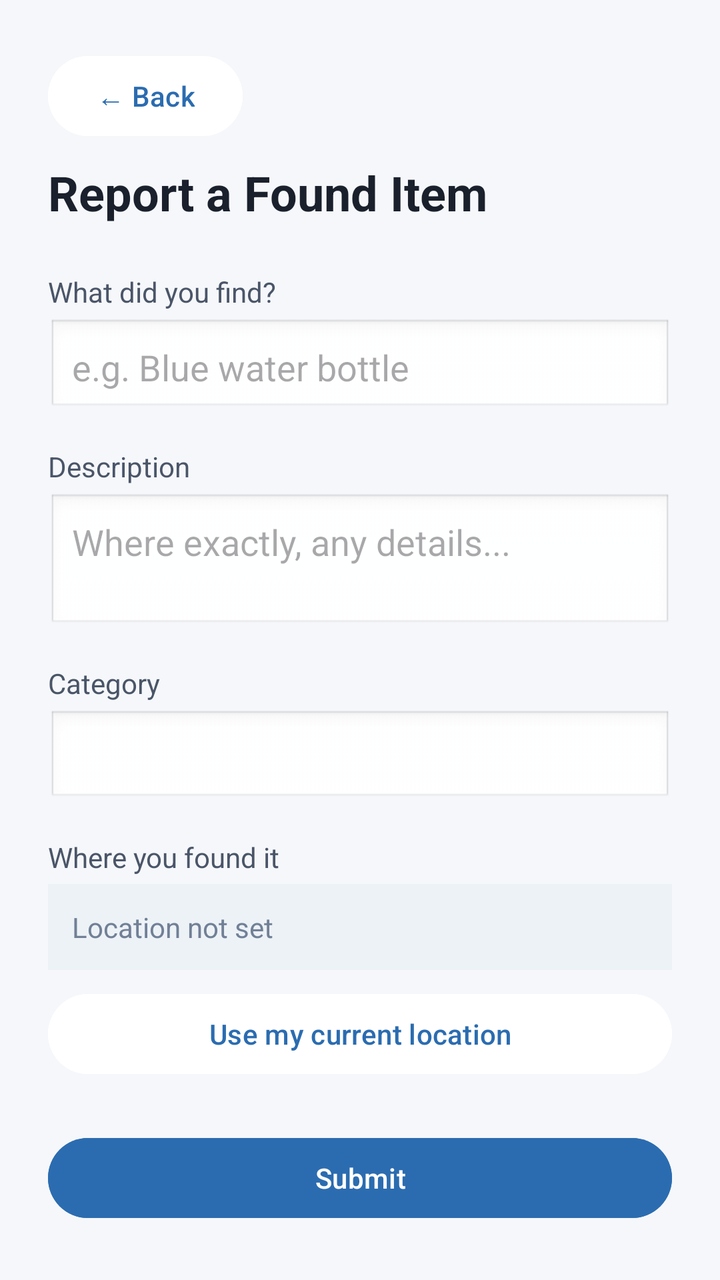
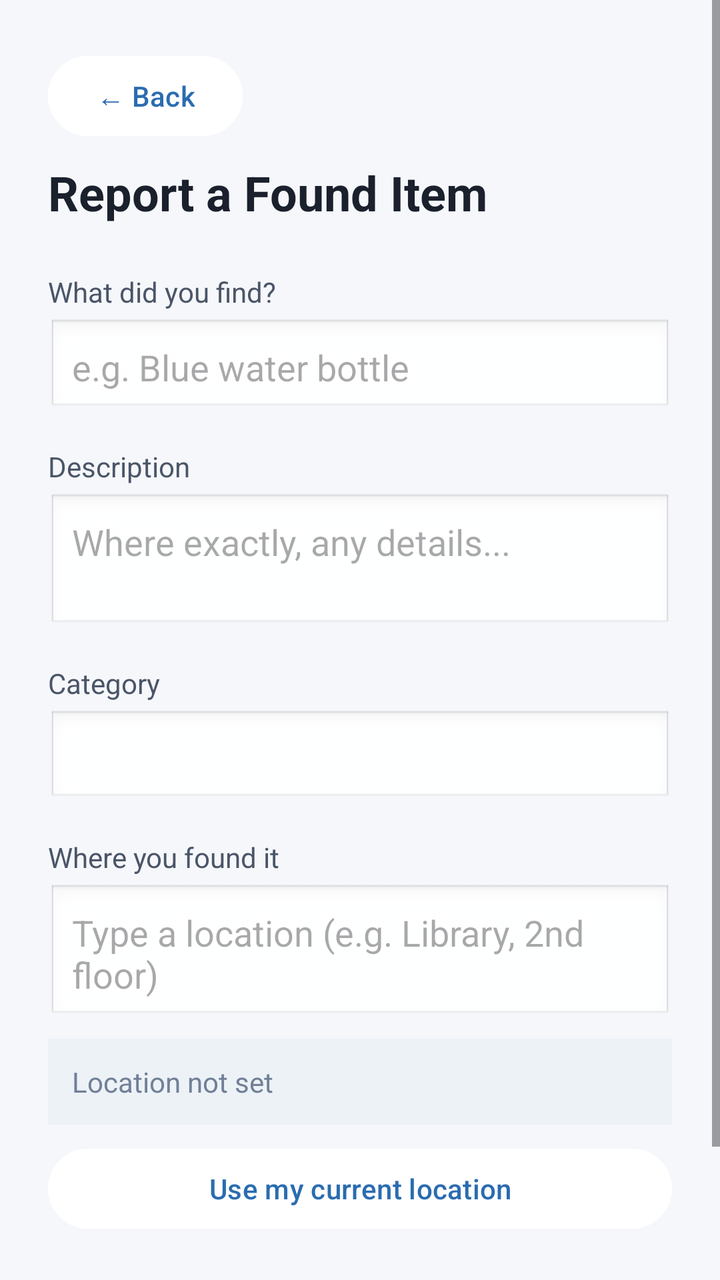

Before-and-after screenshots of an Android layout around one commit, followed by the original layout XML and the change that was made.
<!-- AndroidManifest.xml: application theme Theme.CampusLostAndFound -->
<!-- res/layout/activity_report.xml -->
<?xml version="1.0" encoding="utf-8"?>
<ScrollView xmlns:android="http://schemas.android.com/apk/res/android"
    android:layout_width="match_parent"
    android:layout_height="match_parent"
    android:background="#F5F7FA">

    <LinearLayout
        android:layout_width="match_parent"
        android:layout_height="wrap_content"
        android:orientation="vertical"
        android:padding="24dp">

        <Button
            android:id="@+id/backButton"
            android:layout_width="wrap_content"
            android:layout_height="wrap_content"
            android:text="← Back"
            android:textColor="#2B6CB0"
            android:backgroundTint="#FFFFFF"
            android:layout_marginBottom="8dp" />

        <TextView
            android:layout_width="wrap_content"
            android:layout_height="wrap_content"
            android:text="Report a Found Item"
            android:textSize="24sp"
            android:textStyle="bold"
            android:textColor="#1A202C"
            android:layout_marginBottom="24dp" />

        
        <TextView
            android:layout_width="wrap_content"
            android:layout_height="wrap_content"
            android:text="What did you find?"
            android:textColor="#4A5568"
            android:layout_marginBottom="4dp" />
        <EditText
            android:id="@+id/titleInput"
            android:layout_width="match_parent"
            android:layout_height="wrap_content"
            android:hint="e.g. Blue water bottle"
            android:background="@android:drawable/edit_text"
            android:padding="12dp"
            android:layout_marginBottom="16dp" />

        
        <TextView
            android:layout_width="wrap_content"
            android:layout_height="wrap_content"
            android:text="Description"
            android:textColor="#4A5568"
            android:layout_marginBottom="4dp" />
        <EditText
            android:id="@+id/descriptionInput"
            android:layout_width="match_parent"
            android:layout_height="wrap_content"
            android:hint="Where exactly, any details..."
            android:background="@android:drawable/edit_text"
            android:padding="12dp"
            android:minLines="2"
            android:gravity="top"
            android:layout_marginBottom="16dp" />

        
        <TextView
            android:layout_width="wrap_content"
            android:layout_height="wrap_content"
            android:text="Category"
            android:textColor="#4A5568"
            android:layout_marginBottom="4dp" />
        <Spinner
            android:id="@+id/categorySpinner"
            android:layout_width="match_parent"
            android:layout_height="wrap_content"
            android:background="@android:drawable/edit_text"
            android:layout_marginBottom="16dp" />

        
        <TextView
            android:layout_width="wrap_content"
            android:layout_height="wrap_content"
            android:text="Where you found it"
            android:textColor="#4A5568"
            android:layout_marginBottom="4dp" />
        <TextView
            android:id="@+id/locationText"
            android:layout_width="match_parent"
            android:layout_height="wrap_content"
            android:text="Location not set"
            android:textColor="#718096"
            android:padding="12dp"
            android:background="#EDF2F7"
            android:layout_marginBottom="8dp" />
        <Button
            android:id="@+id/getLocationButton"
            android:layout_width="match_parent"
            android:layout_height="wrap_content"
            android:text="Use my current location"
            android:textColor="#2B6CB0"
            android:backgroundTint="#FFFFFF"
            android:layout_marginBottom="24dp" />

        
        <Button
            android:id="@+id/submitButton"
            android:layout_width="match_parent"
            android:layout_height="wrap_content"
            android:text="Submit"
            android:textColor="#FFFFFF"
            android:backgroundTint="#2B6CB0" />

    </LinearLayout>
</ScrollView>
<!-- resources referenced by this layout -->
<resources>
  <style name="Theme.CampusLostAndFound" parent="Base.Theme.CampusLostAndFound" />
  <style name="Base.Theme.CampusLostAndFound" parent="Theme.Material3.DayNight.NoActionBar">
          
          
      </style>
</resources>

<!-- the commit's change to res/layout/activity_report.xml (unified diff, before → after) -->
@@ -2,7 +2,7 @@
 <ScrollView xmlns:android="http://schemas.android.com/apk/res/android"
     android:layout_width="match_parent"
     android:layout_height="match_parent"
-    android:background="#F5F7FA">
+    android:background="@color/background_grey">
 
     <LinearLayout
         android:layout_width="match_parent"
@@ -15,8 +15,8 @@
             android:layout_width="wrap_content"
             android:layout_height="wrap_content"
             android:text="← Back"
-            android:textColor="#2B6CB0"
-            android:backgroundTint="#FFFFFF"
+            android:textColor="@color/brand_blue"
+            android:backgroundTint="@color/card_white"
             android:layout_marginBottom="8dp" />
 
         <TextView
@@ -25,7 +25,7 @@
             android:text="Report a Found Item"
             android:textSize="24sp"
             android:textStyle="bold"
-            android:textColor="#1A202C"
+            android:textColor="@color/text_dark"
             android:layout_marginBottom="24dp" />
 
         
@@ -33,7 +33,7 @@
             android:layout_width="wrap_content"
             android:layout_height="wrap_content"
             android:text="What did you find?"
-            android:textColor="#4A5568"
+            android:textColor="@color/text_medium"
             android:layout_marginBottom="4dp" />
         <EditText
             android:id="@+id/titleInput"
@@ -49,7 +49,7 @@
             android:layout_width="wrap_content"
             android:layout_height="wrap_content"
             android:text="Description"
-            android:textColor="#4A5568"
+            android:textColor="@color/text_medium"
             android:layout_marginBottom="4dp" />
         <EditText
             android:id="@+id/descriptionInput"
@@ -67,7 +67,7 @@
             android:layout_width="wrap_content"
             android:layout_height="wrap_content"
             android:text="Category"
-            android:textColor="#4A5568"
+            android:textColor="@color/text_medium"
             android:layout_marginBottom="4dp" />
         <Spinner
             android:id="@+id/categorySpinner"
@@ -80,25 +80,33 @@
         <TextView
             android:layout_width="wrap_content"
             android:layout_height="wrap_content"
-            android:text="Where you found it"
-            android:textColor="#4A5568"
+            android:text="@string/where_found"
+            android:textColor="@color/text_medium"
             android:layout_marginBottom="4dp" />
+        <EditText
+            android:id="@+id/locationLabelInput"
+            android:layout_width="match_parent"
+            android:layout_height="wrap_content"
+            android:hint="Type a location (e.g. Library, 2nd floor)"
+            android:background="@android:drawable/edit_text"
+            android:padding="12dp"
+            android:layout_marginBottom="8dp" />
         <TextView
             android:id="@+id/locationText"
             android:layout_width="match_parent"
             android:layout_height="wrap_content"
-            android:text="Location not set"
-            android:textColor="#718096"
+            android:text="@string/location_not_set"
+            android:textColor="@color/text_light"
             android:padding="12dp"
-            android:background="#EDF2F7"
+            android:background="@color/input_grey"
             android:layout_marginBottom="8dp" />
         <Button
             android:id="@+id/getLocationButton"
             android:layout_width="match_parent"
             android:layout_height="wrap_content"
-            android:text="Use my current location"
-            android:textColor="#2B6CB0"
-            android:backgroundTint="#FFFFFF"
+            android:text="@string/use_location"
+            android:textColor="@color/brand_blue"
+            android:backgroundTint="@color/card_white"
             android:layout_marginBottom="24dp" />
 
         
@@ -107,8 +115,8 @@
             android:layout_width="match_parent"
             android:layout_height="wrap_content"
             android:text="Submit"
-            android:textColor="#FFFFFF"
-            android:backgroundTint="#2B6CB0" />
+            android:textColor="@color/card_white"
+            android:backgroundTint="@color/brand_blue" />
 
     </LinearLayout>
 </ScrollView>
<!-- resource entries referenced after the edit -->
@@ -1,5 +1,15 @@
 <!-- resources referenced by this layout -->
 <resources>
+  <color name="background_grey">#F5F7FA</color>
+  <color name="brand_blue">#2B6CB0</color>
+  <color name="card_white">#FFFFFF</color>
+  <color name="input_grey">#EDF2F7</color>
+  <color name="text_dark">#1A202C</color>
+  <color name="text_light">#718096</color>
+  <color name="text_medium">#4A5568</color>
+  <string name="location_not_set">Location not set</string>
+  <string name="use_location">Use my current location</string>
+  <string name="where_found">Where you found it</string>
   <style name="Theme.CampusLostAndFound" parent="Base.Theme.CampusLostAndFound" />
   <style name="Base.Theme.CampusLostAndFound" parent="Theme.Material3.DayNight.NoActionBar">
           
